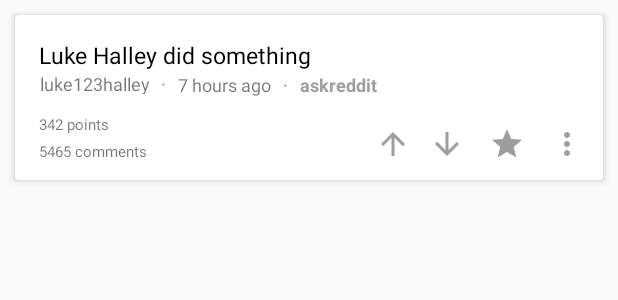
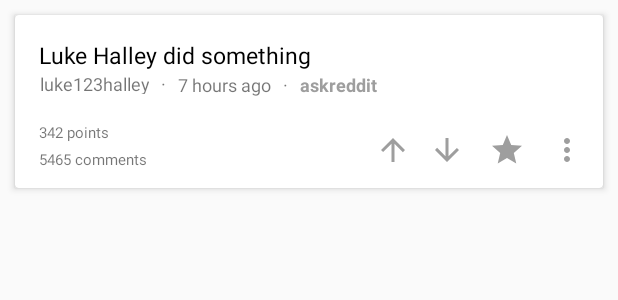
Before and after one commit to lukehalley/reduke, an Android app: the layout card_post.xml on its own in the app's theme, with its tools: preview values and no code run, on a phone screen of 412 x 824 dp. Shown: the top 300 px of the screen. Run offline under Robolectric (Android 15) with nearby library versions, the phone set to English and light mode, and no system bars.

Commit message:
finished post cards design

```diff
--- a/Reduke/src/main/res/layout/card_post.xml
+++ b/Reduke/src/main/res/layout/card_post.xml
@@ -3,7 +3,7 @@
     xmlns:app="http://schemas.android.com/apk/res-auto"
     android:id="@+id/cardView"
     android:layout_width="match_parent"
-    android:layout_height="110dp"
+    android:layout_height="115dp"
     android:layout_marginLeft="10dp"
     android:layout_marginTop="10dp"
     android:layout_marginRight="10dp"
```
